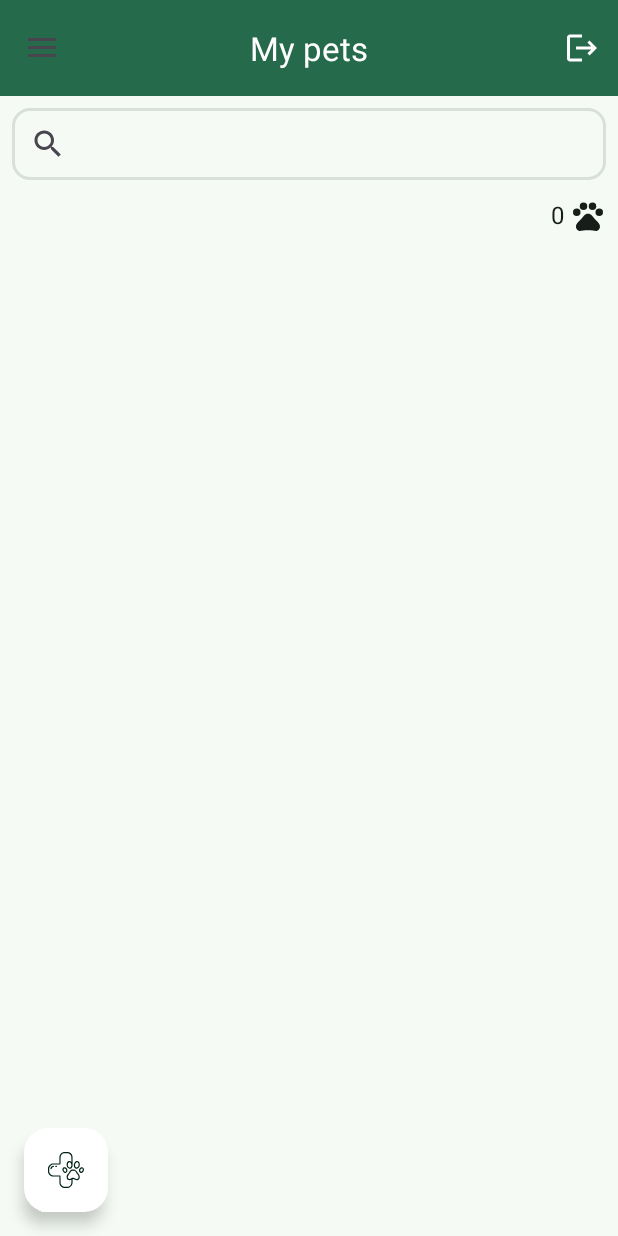
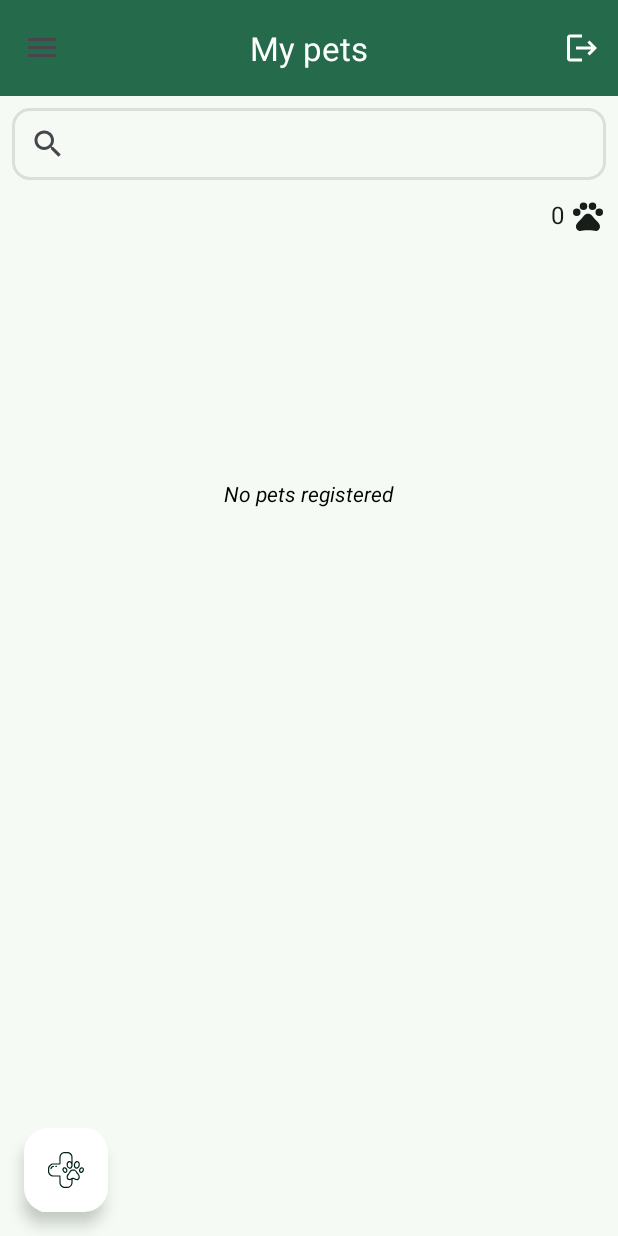
Before and after one commit to saul-mdo1/VetTrack, an Android app: the PetsFragment screen opened through its navigation route, in the side drawer, after a tap on "My pets", on a phone screen of 412 x 824 dp. Run offline under Robolectric (Android 15) with nearby library versions, the phone set to English and light mode, and no system bars; our stand-ins replace Firebase (no records; nobody signed in at launch, a user with empty details on screens opened directly), Timber, data binding, navigation-ui.

Commit message:
update pet working

```diff
--- a/app/src/main/java/com/example/vettrack/presentation/pets/register/RegisterPetActivity.kt
+++ b/app/src/main/java/com/example/vettrack/presentation/pets/register/RegisterPetActivity.kt
@@ -15,7 +15,10 @@ import com.example.vettrack.R
 import com.example.vettrack.core.Session
 import com.example.vettrack.databinding.RegisterPetActivityLayoutBinding
 import com.example.vettrack.models.Gender
+import com.example.vettrack.models.PetModel
 import com.example.vettrack.presentation.utils.DATE_PICKER_DIALOG_TAG
+import com.example.vettrack.presentation.utils.PET_TAG
+import com.example.vettrack.presentation.utils.convertDateToMills
 import com.example.vettrack.presentation.utils.convertMillisToDate
 import com.google.android.material.datepicker.CalendarConstraints
 import com.google.android.material.datepicker.DateValidatorPointBackward
@@ -36,9 +39,20 @@ class RegisterPetActivity : AppCompatActivity() {
         layout.viewModel = viewModel
 
         initObservers()
-        initViews()
+        getPet()
 
         viewModel.userId = Session.user?.uid ?: ""
+
+        initViews()
+    }
+
+    @Suppress("DEPRECATION")
+    private fun getPet() {
+        Timber.d("RegisterPetActivity_TAG: getPetId: ")
+        intent.extras?.getParcelable<PetModel>(PET_TAG)?.let { pet ->
+            viewModel.documentId = pet.id
+            viewModel.pet.postValue(pet)
+        }
     }
 
     private fun initObservers() {
@@ -63,7 +77,17 @@ class RegisterPetActivity : AppCompatActivity() {
                 setResult(Activity.RESULT_OK)
                 finish()
             }
+        }
 
+        viewModel.pet.observe(this) {
+            viewModel.isUpdate = true
+            viewModel.buttonText.postValue(R.string.txt_update)
+            viewModel.screenTitle.postValue(R.string.txt_update_pet)
+
+            viewModel.setPetData(it)
+
+            val gender = Gender.fromId(it.gender)
+            layout.actvGender.setText(gender.stringId)
         }
     }
 
@@ -95,7 +119,17 @@ class RegisterPetActivity : AppCompatActivity() {
 
     private fun openDatePicker() {
         Timber.d("RegisterPetActivity_TAG: openDatePicker: ")
-        val dateMills: Long = MaterialDatePicker.todayInUtcMilliseconds()
+        var dateMills: Long = MaterialDatePicker.todayInUtcMilliseconds()
+        try {
+            viewModel.birthdate.value?.let { date ->
+                if (date.isNotBlank()) {
+                    dateMills = convertDateToMills(date)
+                }
+            }
+        } catch (e: Exception) {
+            Timber.d("RegisterPetActivity_TAG: openDatePicker: ERROR set date: ${e.message} ")
+        }
+
         val constraints =
             CalendarConstraints.Builder().setValidator(DateValidatorPointBackward.now()).build()
 
--- a/app/src/main/java/com/example/vettrack/presentation/utils/Constants.kt
+++ b/app/src/main/java/com/example/vettrack/presentation/utils/Constants.kt
@@ -4,7 +4,7 @@ const val SIGNUP_DIALOG_TAG = "SignupDialogTag"
 const val DATE_PICKER_DIALOG_TAG = "DatePickerDialogTag"
 const val TIME_PICKER_DIALOG_TAG = "TimePickerDialogTag"
 const val VISIT_ID_TAG = "VisitIdTag"
-const val PET_ID_TAG = "PetIdTag"
+const val PET_TAG = "PetTag"
 const val VISIT_MODEL_TAG = "VisitModelTag"
 const val COMPLETE_VISIT_FRAGMENT_TAG = "CompleteVisitFragmentTag"
 
--- a/app/src/main/res/layout/pets_fragment_layout.xml
+++ b/app/src/main/res/layout/pets_fragment_layout.xml
@@ -53,12 +53,30 @@
                 app:drawableTint="@color/md_theme_onBackground"
                 tools:text="23" />
 
-            <androidx.recyclerview.widget.RecyclerView
-                android:id="@+id/rvPets"
-                android:layout_marginTop="8dp"
-                tools:listitem="@layout/pet_item_layout"
+            <androidx.constraintlayout.widget.ConstraintLayout
                 android:layout_width="match_parent"
-                android:layout_height="match_parent" />
+                android:layout_height="match_parent">
+
+                <TextView
+                    android:layout_width="wrap_content"
+                    android:layout_height="wrap_content"
+                    android:text="@string/txt_no_pets_registered"
+                    android:textColor="@android:color/black"
+                    android:textStyle="italic"
+                    android:visibility="@{viewModel.emptyListVisible}"
+                    app:layout_constraintBottom_toBottomOf="parent"
+                    app:layout_constraintEnd_toEndOf="parent"
+                    app:layout_constraintStart_toStartOf="parent"
+                    app:layout_constraintTop_toTopOf="parent"
+                    app:layout_constraintVertical_bias="0.250" />
+
+                <androidx.recyclerview.widget.RecyclerView
+                    android:id="@+id/rvPets"
+                    android:layout_width="match_parent"
+                    android:layout_height="match_parent"
+                    android:layout_marginTop="8dp"
+                    tools:listitem="@layout/pet_item_layout" />
+            </androidx.constraintlayout.widget.ConstraintLayout>
         </LinearLayout>
 
         <include
--- a/app/src/main/res/layout/register_pet_activity_layout.xml
+++ b/app/src/main/res/layout/register_pet_activity_layout.xml
@@ -58,7 +58,8 @@
                         style="@style/TextAppearance.Material3.HeadlineSmall"
                         android:layout_width="match_parent"
                         android:layout_height="wrap_content"
-                        android:text="@string/txt_register_pet" />
+                        android:text="@{viewModel.screenTitle}"
+                        tools:text="@string/txt_register_pet" />
 
                     <!--BIRTHDATE-->
                     <com.google.android.material.textfield.TextInputLayout
@@ -104,7 +105,7 @@
                             tools:paddingStart="45dp" />
                     </com.google.android.material.textfield.TextInputLayout>
 
-                    <!--GENRE-->
+                    <!--GENDER-->
                     <com.google.android.material.textfield.TextInputLayout
                         style="@style/Widget.MaterialComponents.TextInputLayout.OutlinedBox.ExposedDropdownMenu"
                         android:layout_width="match_parent"
--- a/app/src/main/res/values/strings.xml
+++ b/app/src/main/res/values/strings.xml
@@ -29,6 +29,7 @@
     <string name="txt_success_signup">User created successfully</string>
     <string name="txt_register_visit">Register visit</string>
     <string name="txt_register_pet">Register pet</string>
+    <string name="txt_update_pet">Update pet</string>
     <string name="txt_schedule_visit">Schedule visit</string>
     <string name="txt_scheduled_visit">Scheduled visits</string>
     <string name="txt_reason_mandatory">Reason*</string>
@@ -88,6 +89,7 @@
     <string name="txt_past_visits">Past</string>
     <string name="txt_future_visits">Future</string>
     <string name="txt_no_visits_registered">No visits registered</string>
+    <string name="txt_no_pets_registered">No pets registered</string>
     <string name="txt_complete_visit">Complete visit</string>
     <string name="txt_fill_required_fields">Fill the required fields</string>
 
```
Also changed, not shown: app/src/main/java/com/example/vettrack/models/PetModel.kt (+39 -1 lines), app/src/main/java/com/example/vettrack/presentation/pets/list/PetsFragment.kt (+5 -2 lines), app/src/main/java/com/example/vettrack/presentation/pets/register/RegisterPetViewModel.kt (+31 -0 lines), app/src/main/java/com/example/vettrack/repository/PetsRepository.kt (+20 -0 lines), 1 other file.
